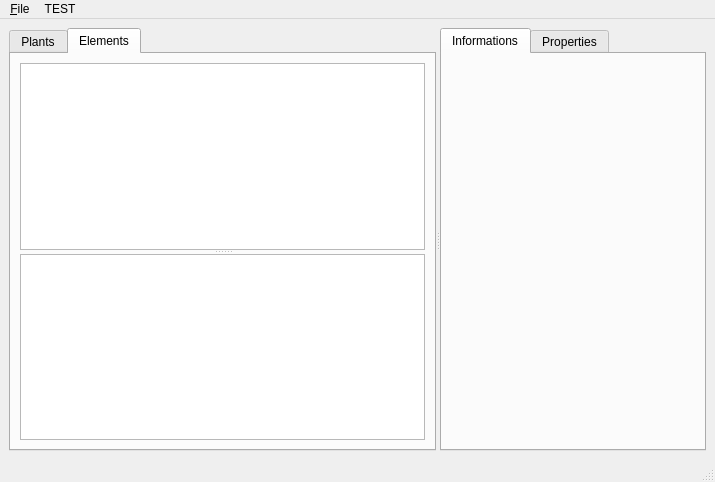
The window that desktop/vmer_desktop/mainwindow.ui (surachairobotic/vmer) describes before a commit, drawn with Qt 5.
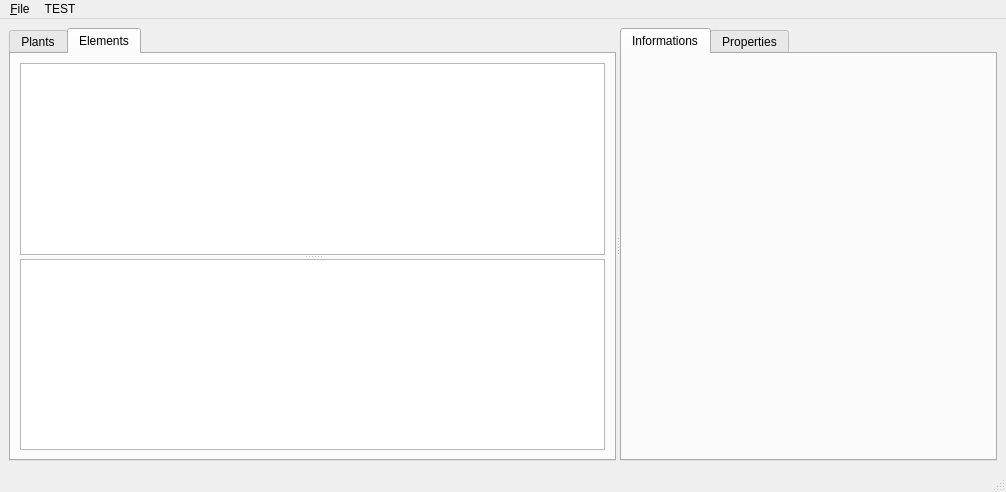
The same window after the commit.

Patch:
```diff
--- a/desktop/vmer_desktop/mainwindow.ui
+++ b/desktop/vmer_desktop/mainwindow.ui
@@ -9,8 +9,8 @@
    <rect>
     <x>0</x>
     <y>0</y>
-    <width>715</width>
-    <height>482</height>
+    <width>1006</width>
+    <height>492</height>
    </rect>
   </property>
   <property name="windowTitle">
@@ -89,6 +89,11 @@
         <attribute name="title">
          <string>Informations</string>
         </attribute>
+        <layout class="QVBoxLayout" name="verticalLayout_5">
+         <item>
+          <layout class="QVBoxLayout" name="vLayoutElementInfo"/>
+         </item>
+        </layout>
        </widget>
        <widget class="QWidget" name="properties">
         <attribute name="title">
@@ -105,7 +110,7 @@
     <rect>
      <x>0</x>
      <y>0</y>
-     <width>715</width>
+     <width>1006</width>
      <height>21</height>
     </rect>
    </property>
```
